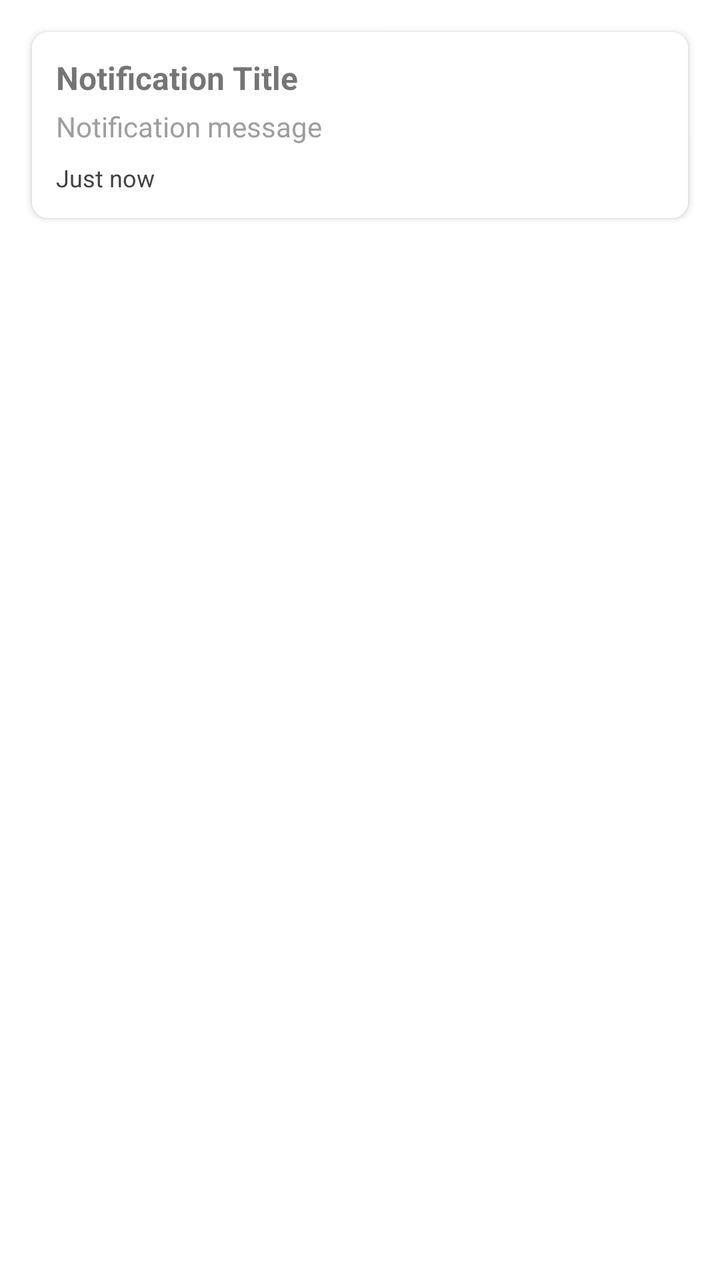
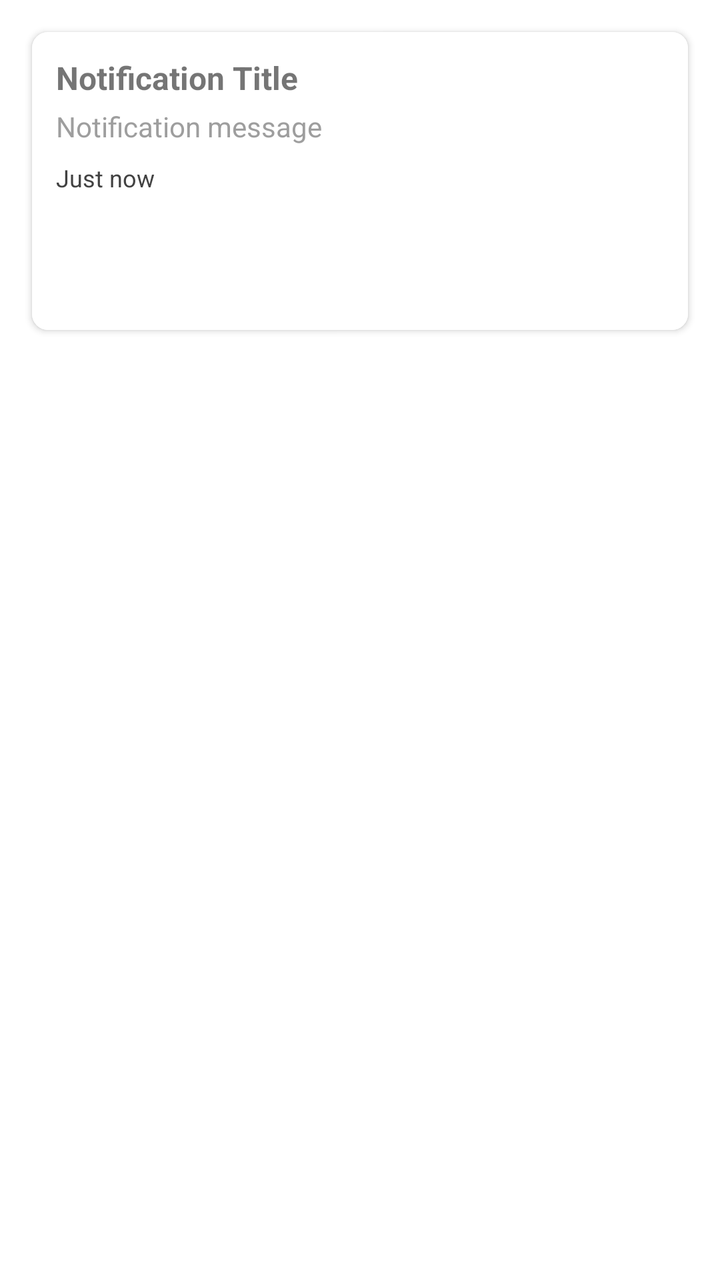

Two renders of the same Android screen: before a commit and after it. Below are the layout's source before the change and the commit's diff.
<!-- AndroidManifest.xml: application theme Theme.eSIMTravelApp -->
<!-- res/layout/item_notification.xml -->
<?xml version="1.0" encoding="utf-8"?>
<LinearLayout xmlns:android="http://schemas.android.com/apk/res/android"
    xmlns:cardview="http://schemas.android.com/apk/res-auto"
    android:layout_width="match_parent"
    android:layout_height="wrap_content"
    android:orientation="vertical"
    android:padding="@dimen/spacing_8">

    <androidx.cardview.widget.CardView
        android:layout_width="match_parent"
        android:layout_height="wrap_content"
        android:layout_margin="@dimen/spacing_8"
        cardview:cardCornerRadius="@dimen/corner_radius_8"
        cardview:cardElevation="2dp">

        <LinearLayout
            android:layout_width="match_parent"
            android:layout_height="wrap_content"
            android:orientation="vertical"
            android:padding="@dimen/spacing_12"
            android:background="@color/white">

            <TextView
                android:id="@+id/titleText"
                android:layout_width="wrap_content"
                android:layout_height="wrap_content"
                android:text="Notification Title"
                android:textSize="@dimen/text_size_16"
                android:textStyle="bold"
                android:layout_marginBottom="@dimen/spacing_4" />

            <TextView
                android:id="@+id/messageText"
                android:layout_width="wrap_content"
                android:layout_height="wrap_content"
                android:text="Notification message"
                android:textSize="@dimen/text_size_14"
                android:textColor="@color/gray"
                android:layout_marginBottom="@dimen/spacing_8" />

            <TextView
                android:id="@+id/timeText"
                android:layout_width="wrap_content"
                android:layout_height="wrap_content"
                android:text="Just now"
                android:textSize="@dimen/text_size_12"
                android:textColor="@color/dark_gray" />

        </LinearLayout>

    </androidx.cardview.widget.CardView>

</LinearLayout>
<!-- resources referenced by this layout -->
<resources>
  <color name="dark_gray">#FF424242</color>
  <color name="gray">#FF9E9E9E</color>
  <color name="white">#FFFFFFFF</color>
  <dimen name="corner_radius_8">8dp</dimen>
  <dimen name="spacing_12">12dp</dimen>
  <dimen name="spacing_4">4dp</dimen>
  <dimen name="spacing_8">8dp</dimen>
  <dimen name="text_size_12">12sp</dimen>
  <dimen name="text_size_14">14sp</dimen>
  <dimen name="text_size_16">16sp</dimen>
  <style name="Theme.eSIMTravelApp" parent="Theme.MaterialComponents.DayNight.DarkActionBar">
          
          <item name="colorPrimary">@color/primary</item>
          <item name="colorPrimaryVariant">@color/primary_dark</item>
          <item name="colorOnPrimary">@color/white</item>
          
          <item name="colorSecondary">@color/secondary</item>
          <item name="colorSecondaryVariant">@color/secondary_dark</item>
          <item name="colorOnSecondary">@color/black</item>
          
          <item name="android:statusBarColor">?attr/colorPrimary</item>
          
      </style>
  <color name="primary">#FF0066CC</color>
  <color name="primary_dark">#FF0052A3</color>
  <color name="secondary">#FF00CC66</color>
  <color name="secondary_dark">#FF009944</color>
  <color name="black">#FF000000</color>
</resources>

<!-- the commit's change to res/layout/item_notification.xml (unified diff, before → after) -->
@@ -44,7 +44,55 @@
                 android:layout_height="wrap_content"
                 android:text="Just now"
                 android:textSize="@dimen/text_size_12"
-                android:textColor="@color/dark_gray" />
+                android:textColor="@color/dark_gray"
+                android:layout_marginBottom="@dimen/spacing_8" />
+
+            <LinearLayout
+                android:layout_width="match_parent"
+                android:layout_height="wrap_content"
+                android:orientation="horizontal"
+                android:gravity="end"
+                android:spacing="@dimen/spacing_8">
+
+                <Button
+                    android:id="@+id/markReadButton"
+                    android:layout_width="wrap_content"
+                    android:layout_height="wrap_content"
+                    android:text="Mark Read"
+                    android:textSize="@dimen/text_size_12"
+                    android:paddingStart="@dimen/spacing_8"
+                    android:paddingEnd="@dimen/spacing_8"
+                    android:paddingTop="@dimen/spacing_4"
+                    android:paddingBottom="@dimen/spacing_4"
+                    android:background="?attr/selectableItemBackground"
+                    android:layout_marginEnd="@dimen/spacing_8" />
+
+                <Button
+                    android:id="@+id/archiveButton"
+                    android:layout_width="wrap_content"
+                    android:layout_height="wrap_content"
+                    android:text="Archive"
+                    android:textSize="@dimen/text_size_12"
+                    android:paddingStart="@dimen/spacing_8"
+                    android:paddingEnd="@dimen/spacing_8"
+                    android:paddingTop="@dimen/spacing_4"
+                    android:paddingBottom="@dimen/spacing_4"
+                    android:background="?attr/selectableItemBackground"
+                    android:layout_marginEnd="@dimen/spacing_8" />
+
+                <Button
+                    android:id="@+id/deleteButton"
+                    android:layout_width="wrap_content"
+                    android:layout_height="wrap_content"
+                    android:text="Delete"
+                    android:textSize="@dimen/text_size_12"
+                    android:paddingStart="@dimen/spacing_8"
+                    android:paddingEnd="@dimen/spacing_8"
+                    android:paddingTop="@dimen/spacing_4"
+                    android:paddingBottom="@dimen/spacing_4"
+                    android:background="?attr/selectableItemBackground" />
+
+            </LinearLayout>
 
         </LinearLayout>
 
